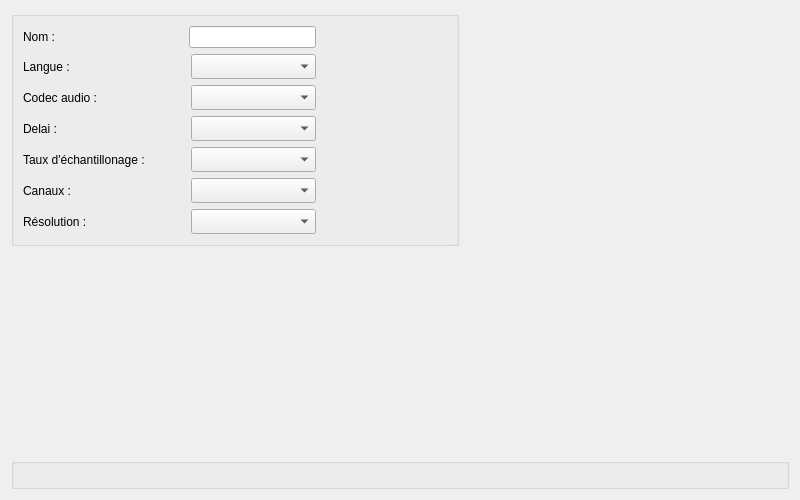
This is src/View/audiopane.ui in cinemaouvert/OCT as Qt 5 draws it before an edit. The edited form follows.
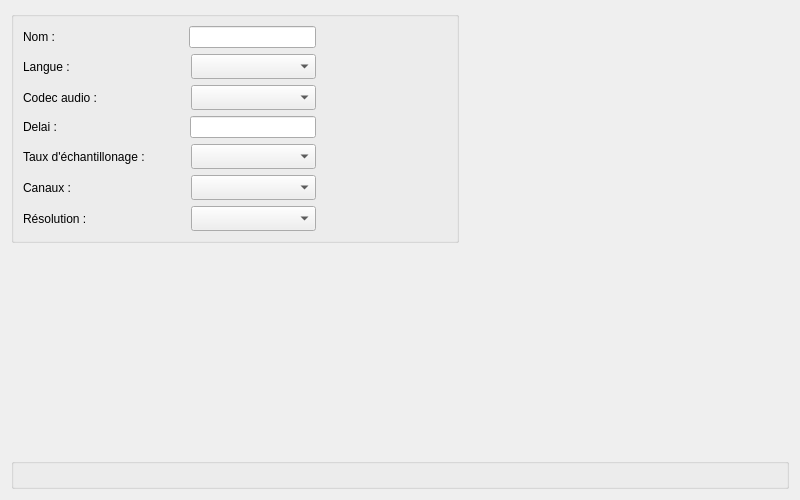
This is the edited form.

Commit message: delay / name update

```diff
--- a/src/View/audiopane.ui
+++ b/src/View/audiopane.ui
@@ -247,23 +247,7 @@
                </spacer>
               </item>
               <item>
-               <widget class="QComboBox" name="comboBox_Delay">
-                <property name="sizePolicy">
-                 <sizepolicy hsizetype="Fixed" vsizetype="Fixed">
-                  <horstretch>0</horstretch>
-                  <verstretch>0</verstretch>
-                 </sizepolicy>
-                </property>
-                <property name="minimumSize">
-                 <size>
-                  <width>125</width>
-                  <height>25</height>
-                 </size>
-                </property>
-                <property name="sizeAdjustPolicy">
-                 <enum>QComboBox::AdjustToMinimumContentsLength</enum>
-                </property>
-               </widget>
+               <widget class="QLineEdit" name="lineEdit_Delay"/>
               </item>
               <item>
                <layout class="QHBoxLayout" name="horizontalLayoutDelay">
```
The commit also changes 8 other files.
